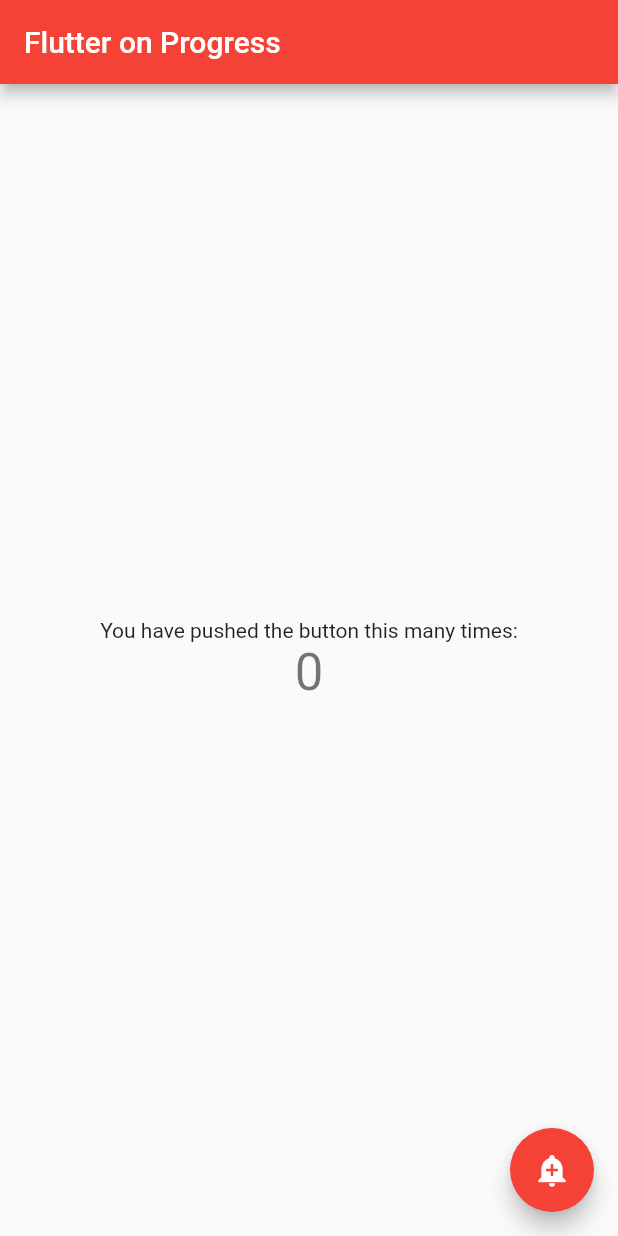
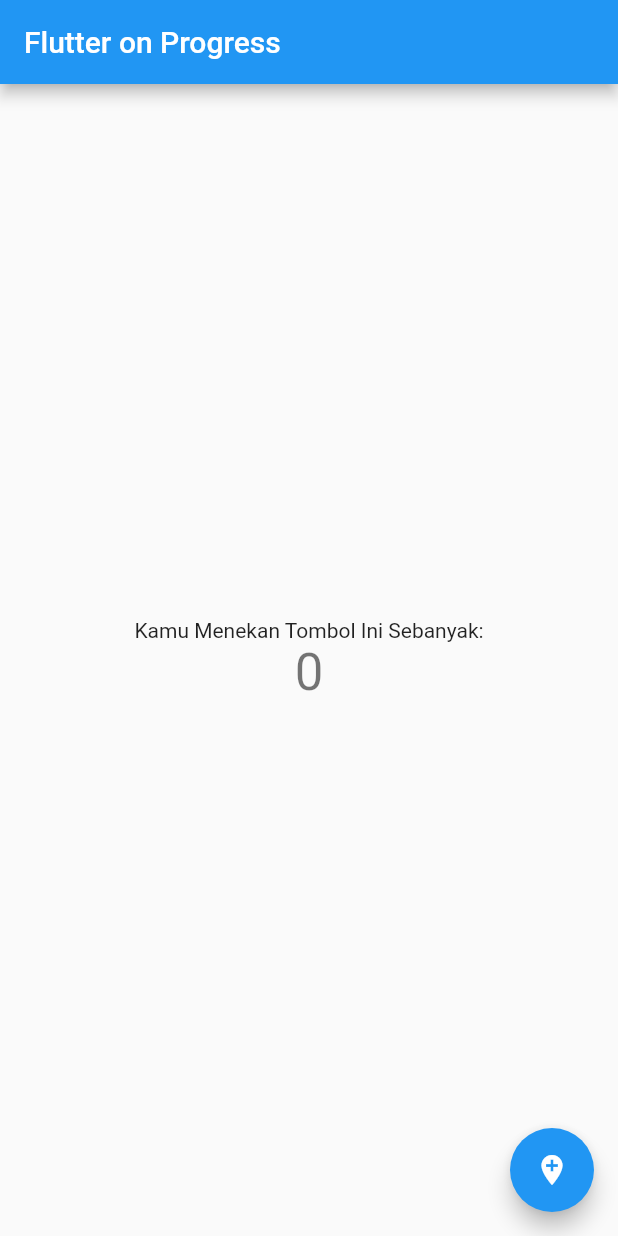
Before and after one commit to HabibAlmaula/testGitandFlutter, a Flutter app: the screen it shows after launch, on a phone screen of 412 x 824 dp. Run offline on Flutter 3.47's test engine with Material 2 defaults, Android fonts, the phone set to English and light mode, and no system bars.

Commit message:
merubah warna menjadi biru dan icon place

```diff
--- a/lib/main.dart
+++ b/lib/main.dart
@@ -9,7 +9,7 @@ class MyApp extends StatelessWidget {
     return MaterialApp(
       title: 'Flutter Demo',
       theme: ThemeData(
-        primarySwatch: Colors.red,
+        primarySwatch: Colors.blue,
       ),
       home: MyHomePage(title: 'Flutter on Progress'),
     );
@@ -47,7 +47,7 @@ class _MyHomePageState extends State<MyHomePage> {
           mainAxisAlignment: MainAxisAlignment.center,
           children: <Widget>[
             Text(
-              'You have pushed the button this many times:',
+              'Kamu Menekan Tombol Ini Sebanyak:',
             ),
             Text(
               '$_counter',
@@ -59,7 +59,7 @@ class _MyHomePageState extends State<MyHomePage> {
       floatingActionButton: FloatingActionButton(
         onPressed: _incrementCounter,
         tooltip: 'Increment',
-        child: Icon(Icons.add_alert),
+        child: Icon(Icons.add_location),
       ), // This trailing comma makes auto-formatting nicer for build methods.
     );
   }
```
